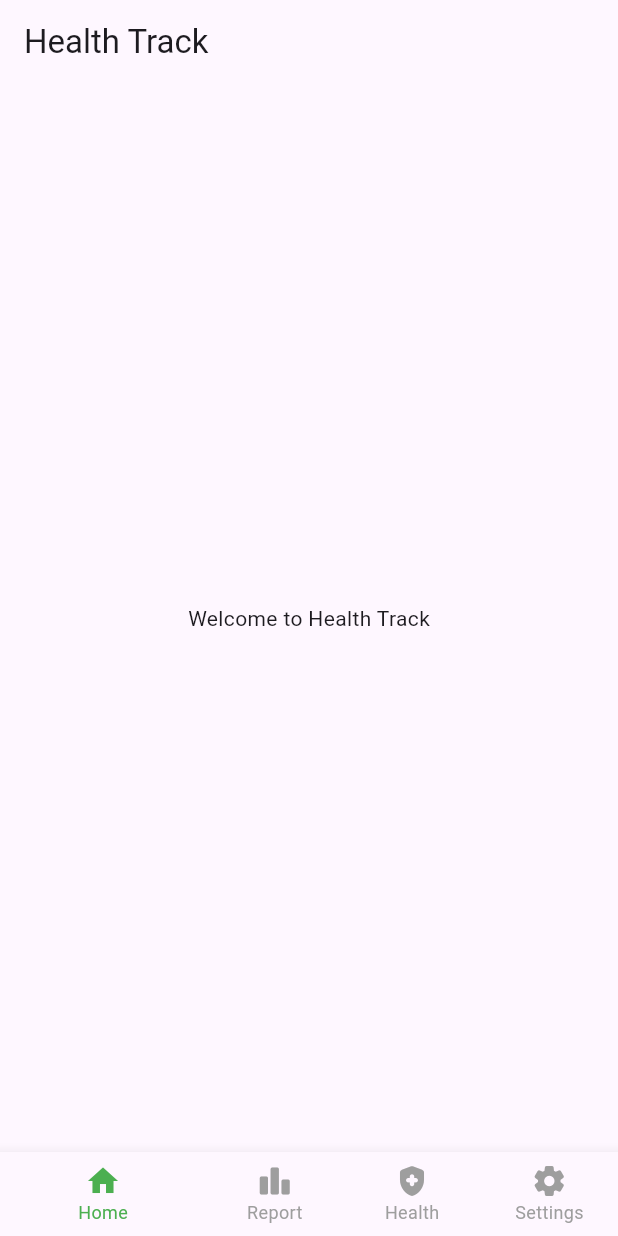
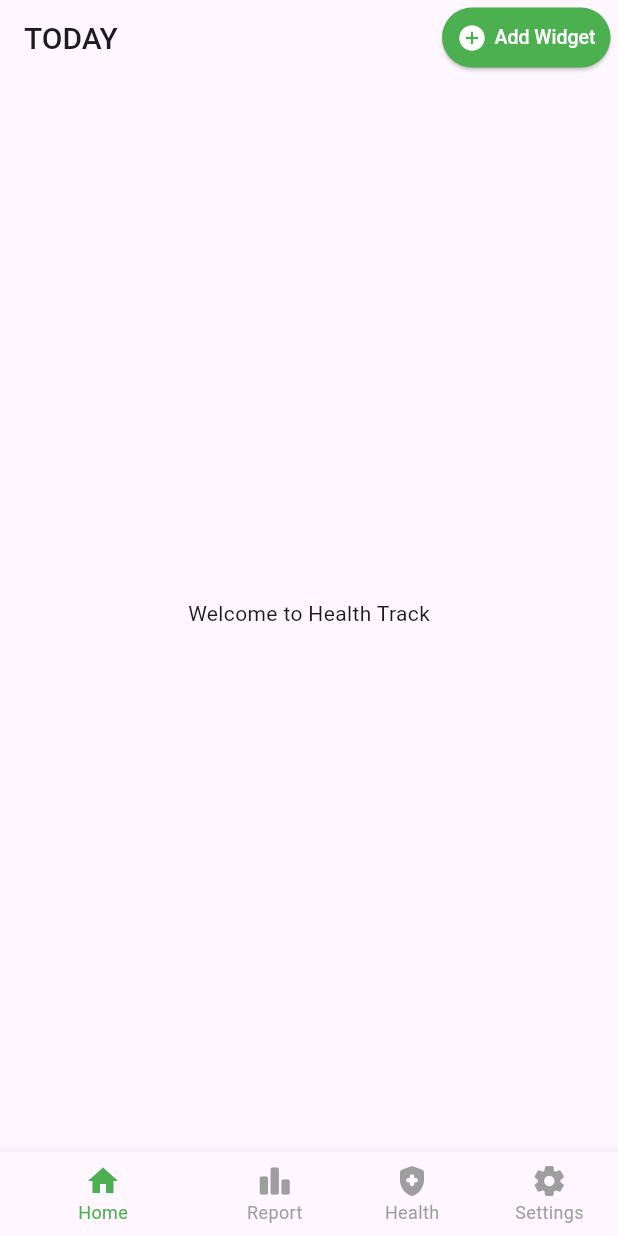
Before and after one commit to joharkhan99/healthtrack, a Flutter app: the screen it shows after launch, on a phone screen of 412 x 824 dp. Run offline on Flutter 3.47's test engine with Material 3 defaults, Android fonts, the phone set to English and light mode, and no system bars.

Commit message:
updated appbar

```diff
--- a/lib/main.dart
+++ b/lib/main.dart
@@ -1,5 +1,5 @@
 import 'package:flutter/material.dart';
-import 'package:healthtrack/src/screens/home_screen.dart';
+import 'package:healthtrack/src/screens/pedometer_home_screen.dart';
 import 'package:healthtrack/themes/light_theme.dart';
 
 void main() {
--- a/lib/src/screens/home_screen.dart
+++ b/lib/src/screens/pedometer_home_screen.dart
@@ -1,4 +1,5 @@
 import 'package:flutter/material.dart';
+import 'package:healthtrack/src/widgets/pedometer_appbar.dart';
 import 'package:healthtrack/src/widgets/pedometer_bottom_navigation.dart';
 
 class HomeScreen extends StatelessWidget {
@@ -6,12 +7,10 @@ class HomeScreen extends StatelessWidget {
 
   @override
   Widget build(BuildContext context) {
-    return Scaffold(
-      appBar: AppBar(
-        title: const Text('Health Track'),
-      ),
-      bottomNavigationBar: const PedoMeterBottomNavigation(),
-      body: const Center(
+    return const Scaffold(
+      appBar: PedometerAppBar(),
+      bottomNavigationBar: PedoMeterBottomNavigation(),
+      body: Center(
         child: Text('Welcome to Health Track'),
       ),
     );
--- /dev/null
+++ b/lib/src/widgets/pedometer_appbar.dart
@@ -0,0 +1,47 @@
+import 'package:flutter/material.dart';
+
+class PedometerAppBar extends StatelessWidget implements PreferredSizeWidget {
+  const PedometerAppBar({super.key});
+
+  @override
+  Size get preferredSize => const Size.fromHeight(50);
+
+  @override
+  Widget build(BuildContext context) {
+    return AppBar(
+      title: const Text(
+        'TODAY',
+        style: TextStyle(
+          fontSize: 20,
+          fontWeight: FontWeight.w500,
+        ),
+      ),
+      actions: [
+        Padding(
+          padding: const EdgeInsets.only(right: 5.0),
+          child: ElevatedButton(
+            style: ElevatedButtonTheme.of(context).style,
+            onPressed: () => (),
+            child: const Row(
+              children: [
+                Icon(
+                  Icons.add_circle,
+                  size: 20,
+                  color: Colors.white,
+                ),
+                SizedBox(width: 5),
+                Text(
+                  'Add Widget',
+                  style: TextStyle(
+                    fontSize: 13,
+                    fontWeight: FontWeight.w500,
+                  ),
+                ),
+              ],
+            ),
+          ),
+        )
+      ],
+    );
+  }
+}
--- a/lib/themes/light_theme.dart
+++ b/lib/themes/light_theme.dart
@@ -11,4 +11,12 @@ ThemeData lightTheme = ThemeData(
     unselectedLabelStyle: TextStyle(color: Colors.grey, fontSize: 12),
     showUnselectedLabels: true,
   ),
+  elevatedButtonTheme: ElevatedButtonThemeData(
+    style: ElevatedButton.styleFrom(
+      textStyle: const TextStyle(fontSize: 12, color: Colors.white),
+      backgroundColor: Colors.green,
+      foregroundColor: Colors.white,
+      padding: const EdgeInsets.symmetric(horizontal: 10, vertical: 4),
+    ),
+  ),
 );
```
